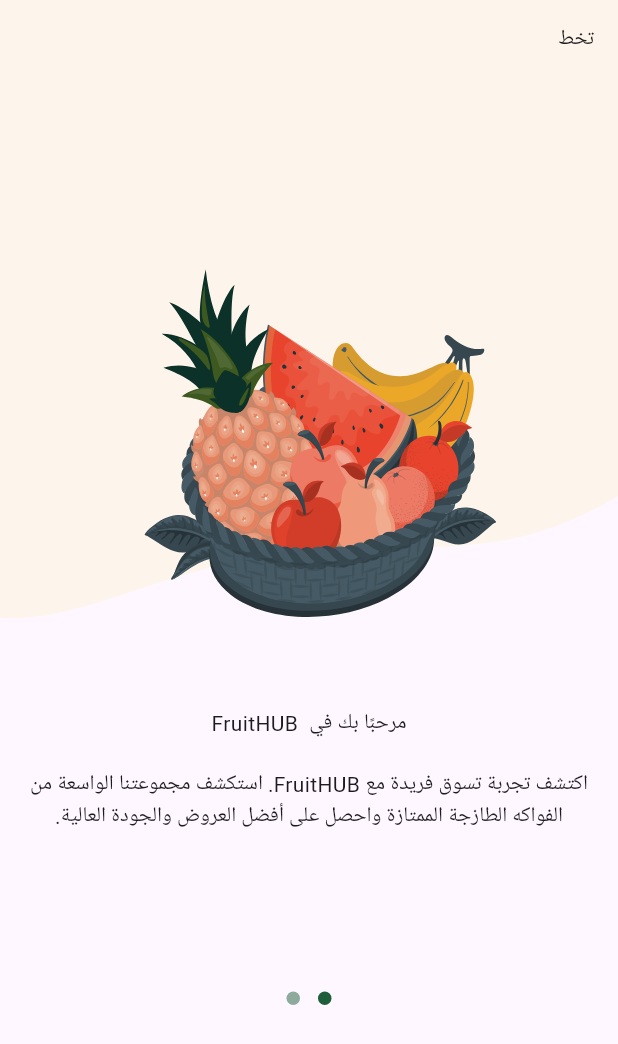
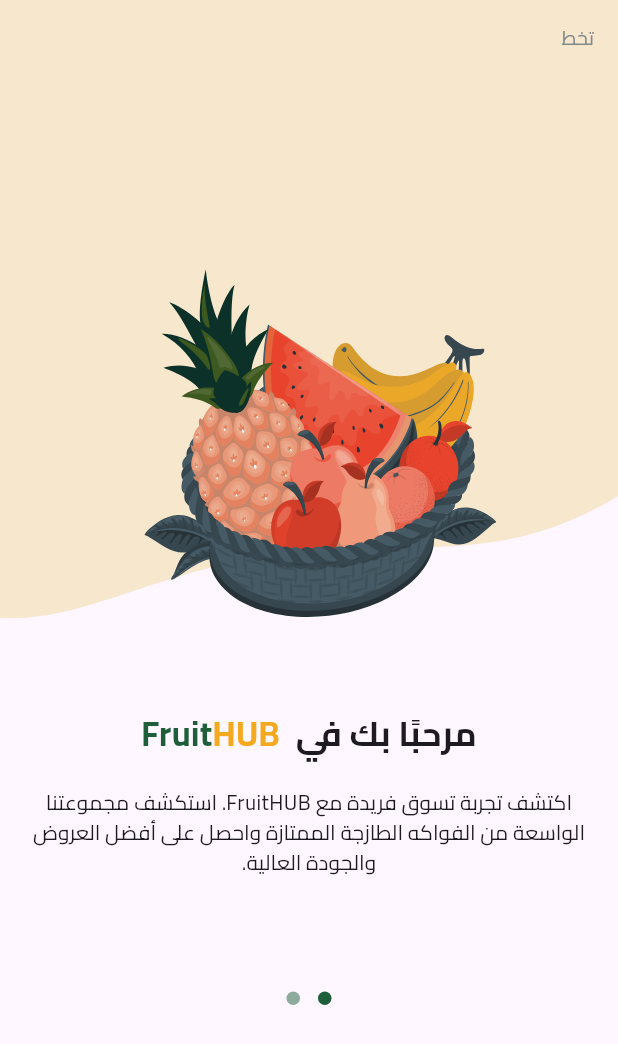
Before and after one commit to Mohamed-khaled0/Flutter-E-commerce-App, a Flutter app: the screen it shows after launch, on a phone screen of 412 x 824 dp. Shown: the top 1044 px of the screen. Run offline on Flutter 3.47's test engine with Material 3 defaults, Android fonts, the phone set to English and light mode, and no system bars; drawn by our look-alikes of dots_indicator; our stand-ins replace flutter_svg.

Commit message:
Add font family , and add text style for texts

```diff
--- a/lib/features/on_boarding/presentation/views/widgets/onboarding_page_view.dart
+++ b/lib/features/on_boarding/presentation/views/widgets/onboarding_page_view.dart
@@ -1,4 +1,6 @@
+import 'package:e_commerce/core/utils/app_colors.dart';
 import 'package:e_commerce/core/utils/app_images.dart';
+import 'package:e_commerce/core/utils/app_text_styles.dart';
 import 'package:e_commerce/features/on_boarding/presentation/views/widgets/page_view_item.dart';
 import 'package:flutter/material.dart';
 
@@ -37,28 +39,51 @@ class _OnBoardingPageViewState extends State<OnBoardingPageView> {
       controller: widget.pageController,
       children: [
         PageViewItem(
-          isVisable: currentPage == 0,
+          isVisable: true,
           image: Assets.imagesPageViewItem1Image,
           background: Assets.imagesPageViewItem1BackgroundImage,
           title: Row(
             mainAxisAlignment: MainAxisAlignment.center,
             children: [
-              Text('مرحبًا بك في'),
-              Text('  HUB'),
-              Text('Fruit'),
+              const Text(
+                'مرحبًا بك في',
+                style: TextStyles.bold23,
+              ),
+              Text(
+                '  HUB',
+                style: TextStyles.bold23.copyWith(
+                  color: AppColors.secondaryColor,
+                ),
+              ),
+              Text(
+                'Fruit',
+                style: TextStyles.bold23.copyWith(
+                  color: AppColors.primaryColor,
+                ),
+              ),
             ],
           ),
           subTitle:
               'اكتشف تجربة تسوق فريدة مع FruitHUB. استكشف مجموعتنا الواسعة من الفواكه الطازجة الممتازة واحصل على أفضل العروض والجودة العالية.',
         ),
         PageViewItem(
-          isVisable: currentPage == 1,
+          isVisable: false,
           image: Assets.imagesPageViewItem2Image,
           background: Assets.imagesPageViewItem2BackgroundImage,
           title: Row(
             mainAxisAlignment: MainAxisAlignment.center,
             children: [
-              Text('ابحث وتسوق'),
+              Text(
+                'ابحث وتسوق',
+                textAlign: TextAlign.center,
+                style: TextStyle(
+                  color: Color(0xFF0C0D0D),
+                  fontSize: 23,
+                  fontFamily: 'Cairo',
+                  fontWeight: FontWeight.w700,
+                  height: 0,
+                ),
+              ),
             ],
           ),
           subTitle:
--- a/lib/features/on_boarding/presentation/views/widgets/page_view_item.dart
+++ b/lib/features/on_boarding/presentation/views/widgets/page_view_item.dart
@@ -1,3 +1,4 @@
+import 'package:e_commerce/core/utils/app_text_styles.dart';
 import 'package:e_commerce/core/utils/constants.dart';
 import 'package:flutter/material.dart';
 import 'package:flutter_svg/flutter_svg.dart';
@@ -42,7 +43,12 @@ class PageViewItem extends StatelessWidget {
                 padding: EdgeInsets.all(16.0),
                 child: Visibility(
                   visible: isVisable,
-                  child: const Text('تخط'),
+                  child: Text(
+                    'تخط',
+                    style: TextStyles.regular13.copyWith(
+                      color: const Color.fromARGB(255, 129, 137, 138),
+                    ),
+                  ),
                 ),
               ),
             ],
--- a/lib/main.dart
+++ b/lib/main.dart
@@ -14,6 +14,7 @@ class FruitApp extends StatelessWidget {
   @override
   Widget build(BuildContext context) {
     return MaterialApp(
+      theme: ThemeData(fontFamily: 'Cairo'),
       localizationsDelegates: const [
         S.delegate,
         GlobalMaterialLocalizations.delegate,
```
Also changed, not shown: assets/images/page_view_item1_background_image.svg.
